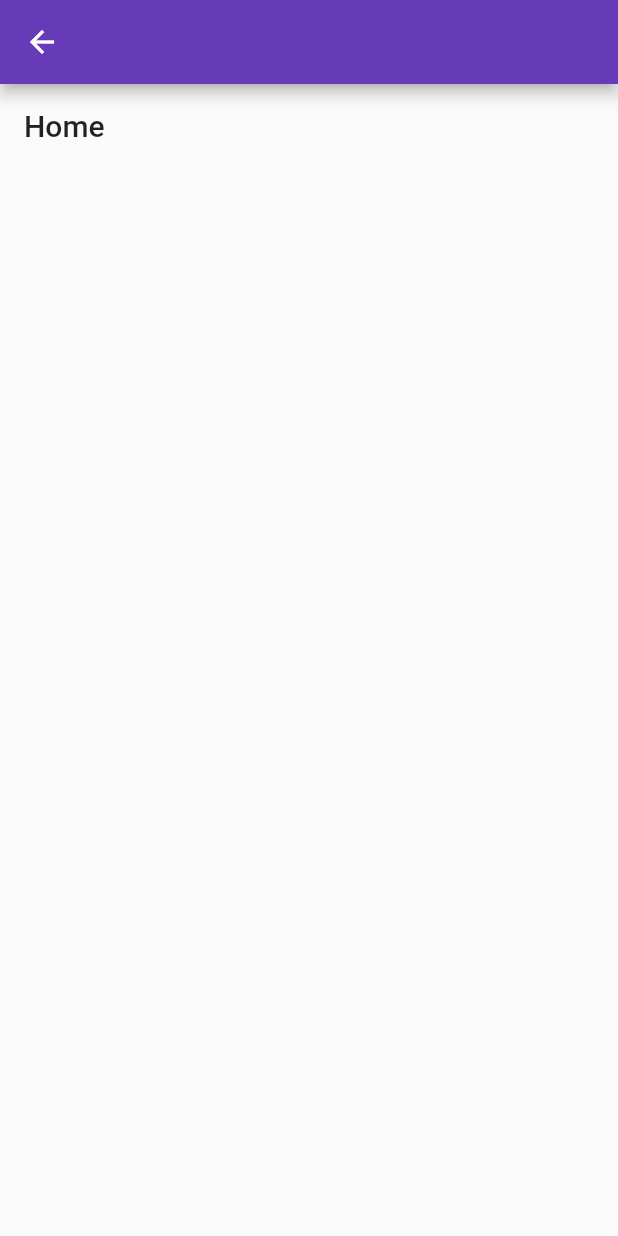
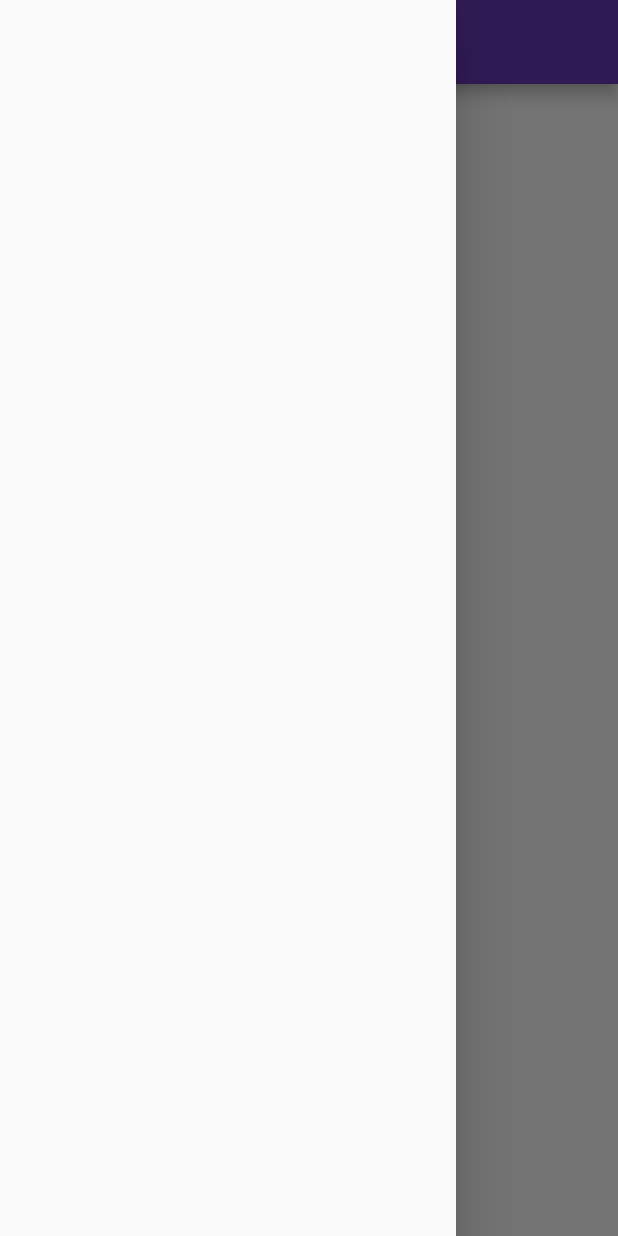
Before and after one commit to Baqiwaqi/navigation-playground, a Flutter app: the NavigationScreen screen opened directly with sample values from the repository, with the side drawer open (before the commit the screen has no drawer), on a phone screen of 412 x 824 dp. Run offline on Flutter 3.47's test engine with Material 2 defaults, Android fonts, the phone set to English and light mode, and no system bars; our stand-ins replace cloud_firestore, firebase_auth, firebase_core; accounts and stored records are empty.

Commit message:
new file:   lib/models/main_menu_model.dart 	modified:   lib/models/roles.dart 	renamed:    lib/models/listtile_model.dart -> lib/models/sub_menu_model.dart 	modified:   lib/route/route_delegate.dart 	modified:   lib/route/route_parser.dart 	modified:   lib/screens/dashboard/dashboard.dart 	modified:   lib/screens/dashboard/navigation_page.dart 	modified:   lib/screens/dashboard/navigation_screen.dart 	renamed:    lib/screens/home/user_list.dart -> lib/screens/dashboard/user_information_list.dart 	deleted:    lib/screens/home/home_screen.dart 	modified:   lib/service/authentication.dart

```diff
--- a/lib/models/listtile_model.dart
+++ b/lib/models/main_menu_model.dart
@@ -1,17 +1,18 @@
 
 import 'package:flutter/material.dart';
+import 'package:user_roles/models/sub_menu_model.dart';
 
-class ListModel {
+class MainMenuModel {
   final Icon icon;
   final String name;
   final List<String> role;
-  //final String role;
-  final String destination;
+  final List<SubMenuModel> subMenu;
 
-  ListModel({
+
+  MainMenuModel({
     this.icon,
     this.name,
     this.role,
-    this.destination,
+    this.subMenu,
   });
 }
--- a/lib/models/roles.dart
+++ b/lib/models/roles.dart
@@ -1,4 +1,3 @@
-import 'package:user_roles/models/userdata.dart';
 
 class Roles {
   final String role;
--- /dev/null
+++ b/lib/models/sub_menu_model.dart
@@ -0,0 +1,14 @@
+import 'package:flutter/material.dart';
+import 'package:user_roles/models/main_menu_model.dart';
+
+class SubMenuModel extends MainMenuModel{
+  final Icon icon;
+  final String name;
+  final List<String> role;
+
+  SubMenuModel({
+    this.icon,
+    this.name,
+    this.role,
+  });
+}
--- a/lib/route/route_parser.dart
+++ b/lib/route/route_parser.dart
@@ -7,6 +7,7 @@ class NavigationInformationParser
   @override
   Future<NavigationRoutePath> parseRouteInformation(
       RouteInformation routeInformation) async {
+
     final uri = Uri.parse(routeInformation.location);
     // Handle '/'
     if (uri.pathSegments.length == 0) {
--- a/lib/screens/dashboard/navigation_page.dart
+++ b/lib/screens/dashboard/navigation_page.dart
@@ -1,6 +1,6 @@
 import 'package:flutter/material.dart';
 //models
-import 'package:user_roles/models/listtile_model.dart';
+import 'package:user_roles/models/main_menu_model.dart';
 //dashboard
 import 'package:user_roles/screens/dashboard/navigation_screen.dart';
 
@@ -9,7 +9,7 @@ class NavigationPage extends Page {
     @required this.item
     }) : super(key: ValueKey(item));
 
-  final ListModel item;
+  final MainMenuModel item;
 
   // If you prefer, you can also extend Page to customize the behavior.
   // For example, this page adds a custom transition animation
--- a/lib/screens/dashboard/navigation_screen.dart
+++ b/lib/screens/dashboard/navigation_screen.dart
@@ -1,20 +1,56 @@
 import 'package:flutter/material.dart';
 //models
-import 'package:user_roles/models/listtile_model.dart';
+import 'package:user_roles/models/main_menu_model.dart';
 
 class NavigationScreen extends StatelessWidget {
   NavigationScreen({
     Key key,
-    @required this.item
+    @required this.item,
+
   }) : super(key: key);
 
-  final ListModel item;
+  final MainMenuModel item;
 
   @override
   Widget build(BuildContext context) {
     return Scaffold(
       appBar: AppBar(),
-      body: Padding(
+      drawer: Drawer(),
+      body: Row(
+        children: [
+          //check if item has subItems
+          if (item.subMenu != null)
+          Drawer(
+            child: ListView(
+              padding: EdgeInsets.zero,
+              children: <Widget>[
+                Container(
+                  height: 60.0,
+                  child: DrawerHeader(
+                    child: Text(
+                      item.name,
+                      style: Theme.of(context).textTheme.headline6,
+                    ),
+                  ),
+                ),
+                ListView.builder(
+                    physics: NeverScrollableScrollPhysics(),
+                    addSemanticIndexes: true,
+                    shrinkWrap: true,
+                    itemCount: item.subMenu.length,
+                    itemBuilder: (BuildContext context, int index) {
+                      return ListTile(
+                        leading: item.subMenu[index].icon,
+                        title: Text(item.subMenu[index].name),
+                        onTap: () {},
+                      );
+                    }),
+
+              ],
+            ),
+          ),
+
+          Padding(
             padding: EdgeInsets.all(16.0),
             child: Column(
               crossAxisAlignment: CrossAxisAlignment.start,
@@ -28,6 +64,8 @@ class NavigationScreen extends StatelessWidget {
               ],
             ),
           ),
+        ],
+      ),
     );
   }
 }
--- a/lib/service/authentication.dart
+++ b/lib/service/authentication.dart
@@ -1,7 +1,5 @@
 import 'package:firebase_core/firebase_core.dart';
 import 'package:firebase_auth/firebase_auth.dart';
-import 'package:user_roles/models/userdata.dart';
-import 'package:user_roles/service/database.dart';
 
 
 class AuthService {
```
Also changed, not shown: lib/route/route_delegate.dart (+32 -16 lines), lib/screens/dashboard/dashboard.dart (+4 -5 lines), lib/screens/home/home_screen.dart (deleted, +0 -31 lines), lib/screens/dashboard/user_information_list.dart (renamed from lib/screens/home/user_list.dart). Lines whose indentation alone changed are shown as unchanged.
